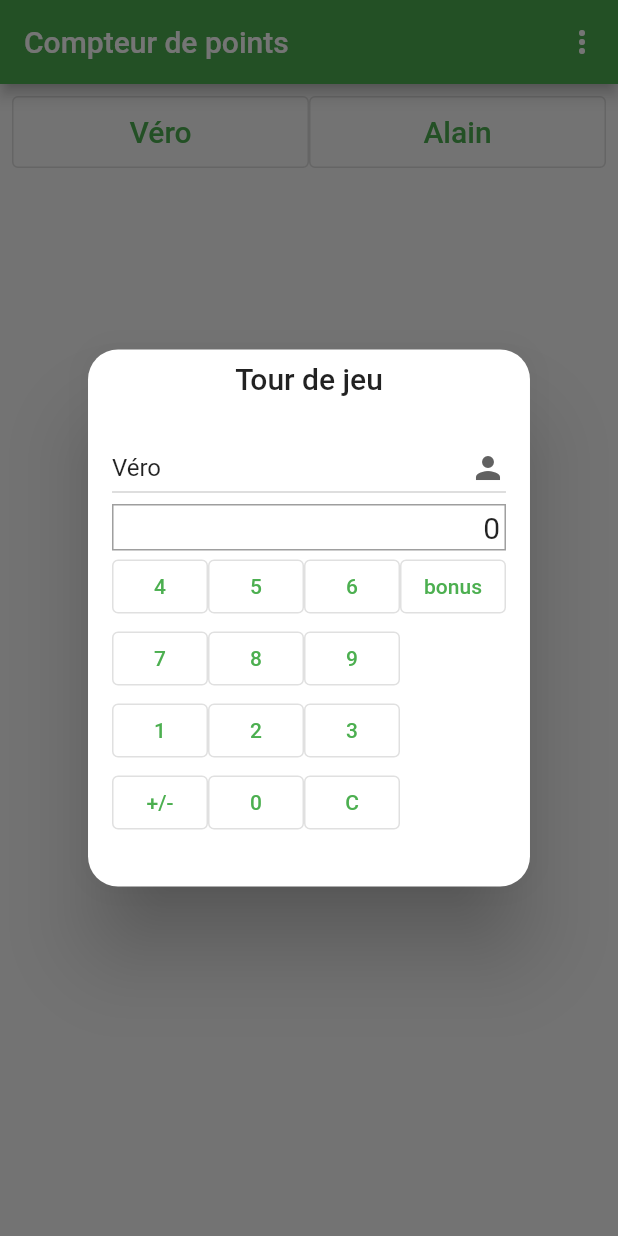
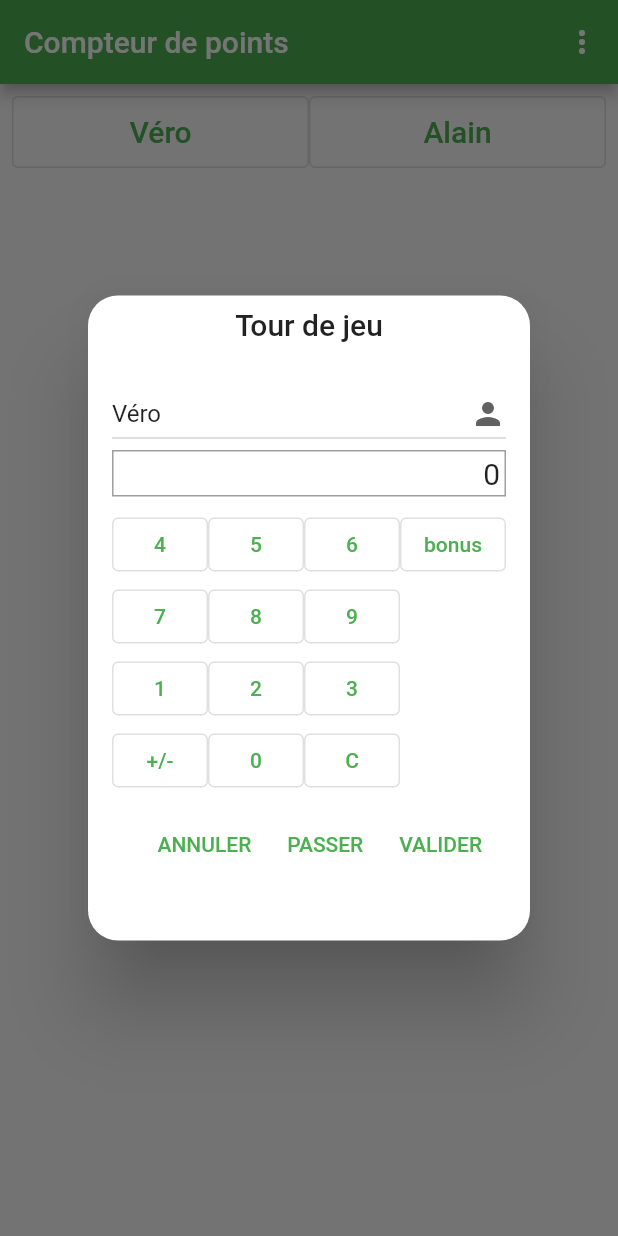
Before and after one commit to abasty/getx_scorer, a Flutter app: the screen it shows after launch, after a tap on "Véro", on a phone screen of 412 x 824 dp. Run offline on Flutter 3.47's test engine with Material 2 defaults, Android fonts, the phone set to English and light mode, and no system bars; our stand-ins replace get, get_storage.

Commit message:
Added turn buttons

```diff
--- a/lib/view/turn_screen.dart
+++ b/lib/view/turn_screen.dart
@@ -39,7 +39,25 @@ class TurnDialog extends GameView {
             ),
           );
         }),
+        const SizedBox(height: 8.0),
         const DigitKeyboard(),
+        ButtonBar(
+          buttonMinWidth: 100.0,
+          children: [
+            TextButton(
+              onPressed: () {},
+              child: const Text('ANNULER'),
+            ),
+            TextButton(
+              onPressed: () {},
+              child: const Text('PASSER'),
+            ),
+            TextButton(
+              onPressed: () {},
+              child: const Text('VALIDER'),
+            ),
+          ],
+        ),
       ]),
     );
   }
```
